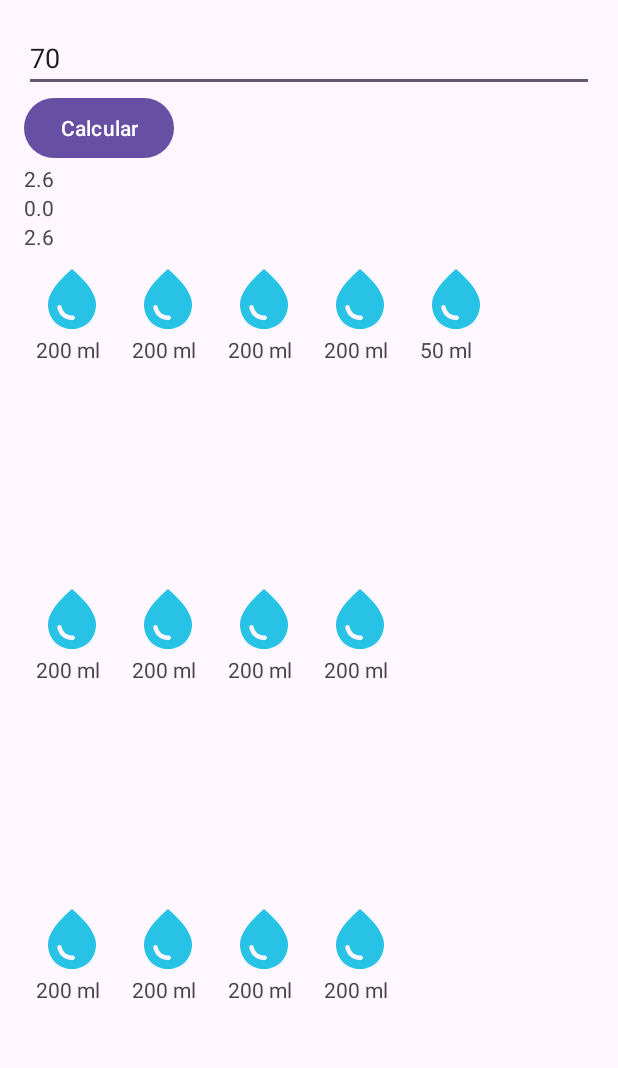
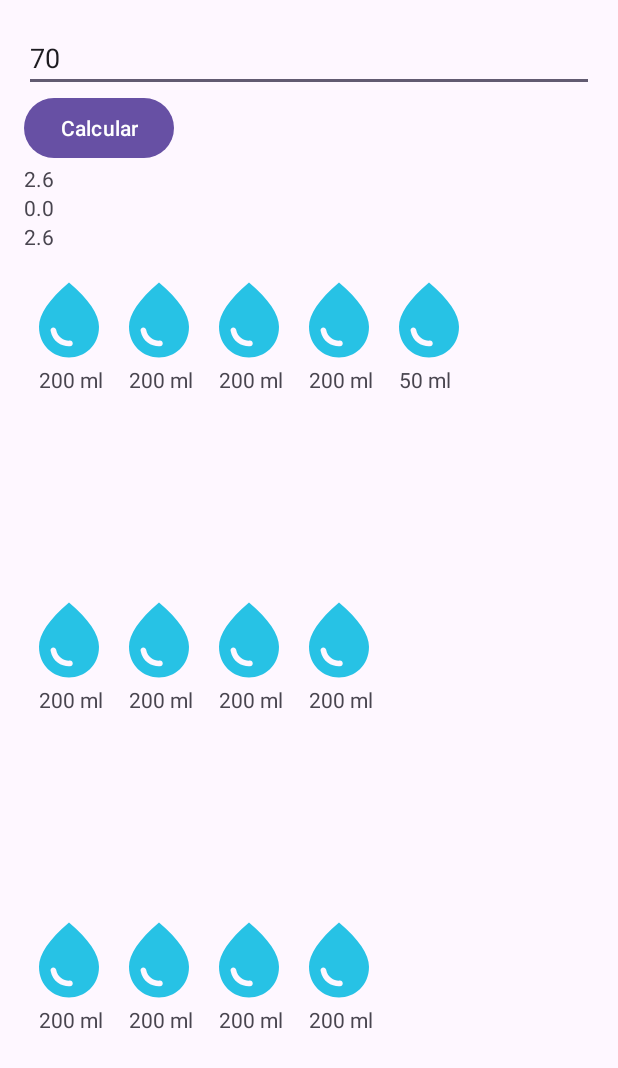
Before and after one commit to VictorFMag/WaterDrinkingApp, an Android app: the screen it shows after launch (MainActivity), after a tap on "Calcular", on a phone screen of 412 x 824 dp. Shown: the top 1068 px of the screen. Run offline under Robolectric (Android 15) with nearby library versions, the phone set to English and light mode, and no system bars; our stand-ins replace data binding.

Commit message:
-Mudança de linear layout para constraint layout em item_copo.xml

```diff
--- a/app/src/main/res/layout/item_copo.xml
+++ b/app/src/main/res/layout/item_copo.xml
@@ -1,20 +1,31 @@
 <?xml version="1.0" encoding="utf-8"?>
-<LinearLayout xmlns:android="http://schemas.android.com/apk/res/android"
+<androidx.constraintlayout.widget.ConstraintLayout xmlns:android="http://schemas.android.com/apk/res/android"
+    xmlns:app="http://schemas.android.com/apk/res-auto"
+    xmlns:tools="http://schemas.android.com/tools"
+    android:id="@+id/linearLayout"
     android:layout_width="wrap_content"
-    android:layout_height="wrap_content"
-    android:orientation="vertical"
-    android:padding="8dp">
+    android:layout_height="wrap_content">
 
     <ImageView
         android:id="@+id/imageViewCopo"
-        android:layout_width="48dp"
-        android:layout_height="48dp"
-        android:src="@drawable/baseline_water_drop_24_blue" />
+        android:layout_width="60dp"
+        android:layout_height="60dp"
+        android:layout_marginTop="16dp"
+        android:src="@drawable/baseline_water_drop_24_blue"
+        app:layout_constraintBottom_toTopOf="@+id/textViewVolumeCopo"
+        app:layout_constraintEnd_toEndOf="parent"
+        app:layout_constraintStart_toStartOf="parent"
+        app:layout_constraintTop_toTopOf="parent" />
 
     <TextView
         android:id="@+id/textViewVolumeCopo"
         android:layout_width="wrap_content"
         android:layout_height="wrap_content"
-        android:text="200ml" />
+        android:layout_marginStart="10dp"
+        android:layout_marginBottom="8dp"
+        android:text="200ml"
+        app:layout_constraintBottom_toBottomOf="parent"
+        app:layout_constraintStart_toStartOf="parent"
+        app:layout_constraintTop_toBottomOf="@+id/imageViewCopo" />
 
-</LinearLayout>
+</androidx.constraintlayout.widget.ConstraintLayout>
```
